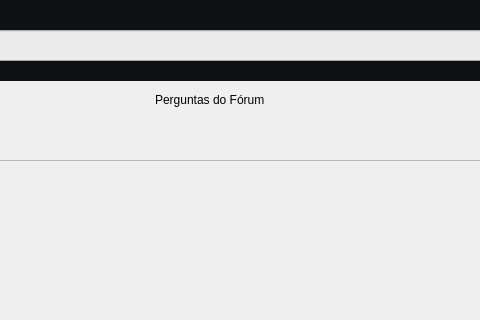
Old version of the form Código final/forumpostsdialog.ui in the repository AnnaCSantos/Trabalho-Engenharia_de_Software; both pictures show x 155 to 635 and y 0 to 320 of the 800 by 566 pixel window.
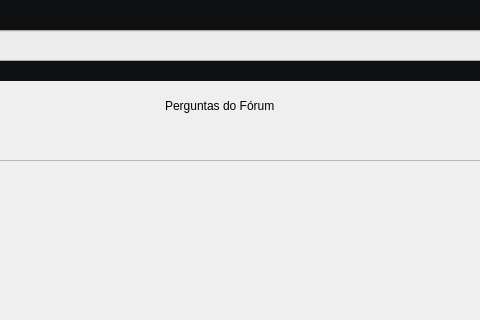
New version of the form. Icons and pictures are not drawn.

```diff
--- a/Código final/forumpostsdialog.ui
+++ b/Código final/forumpostsdialog.ui
@@ -122,10 +122,10 @@
   <widget class="QLabel" name="labelTitulo">
    <property name="geometry">
     <rect>
-     <x>310</x>
+     <x>320</x>
      <y>90</y>
-     <width>141</width>
-     <height>20</height>
+     <width>161</width>
+     <height>31</height>
     </rect>
    </property>
    <property name="text">
```
